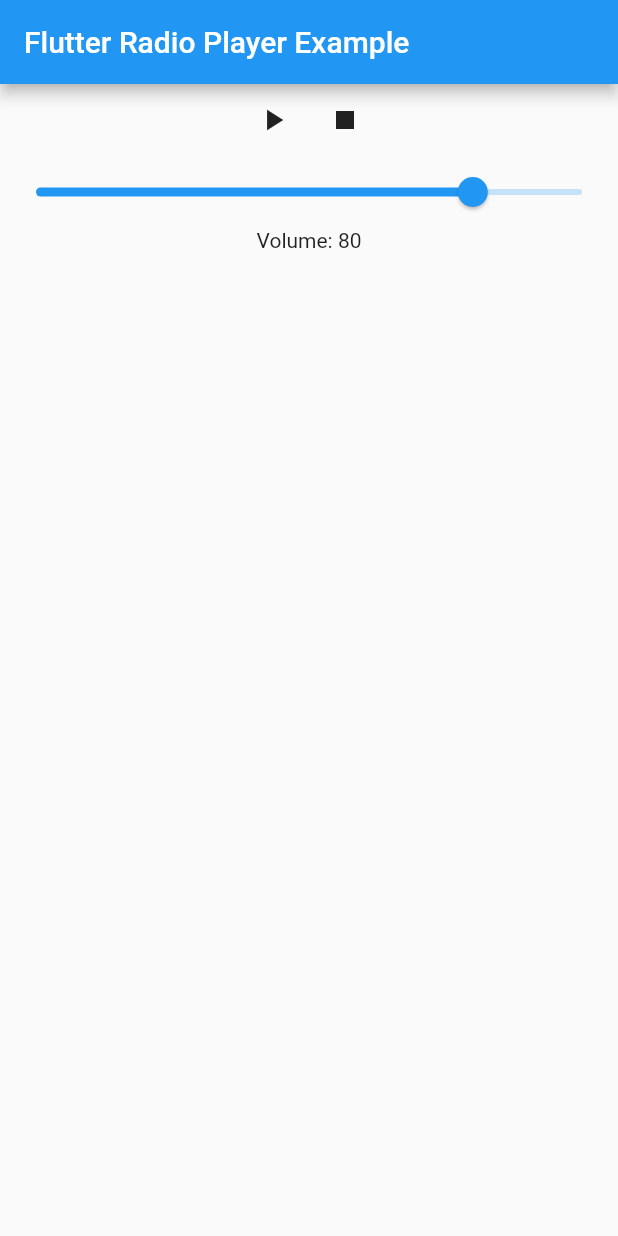
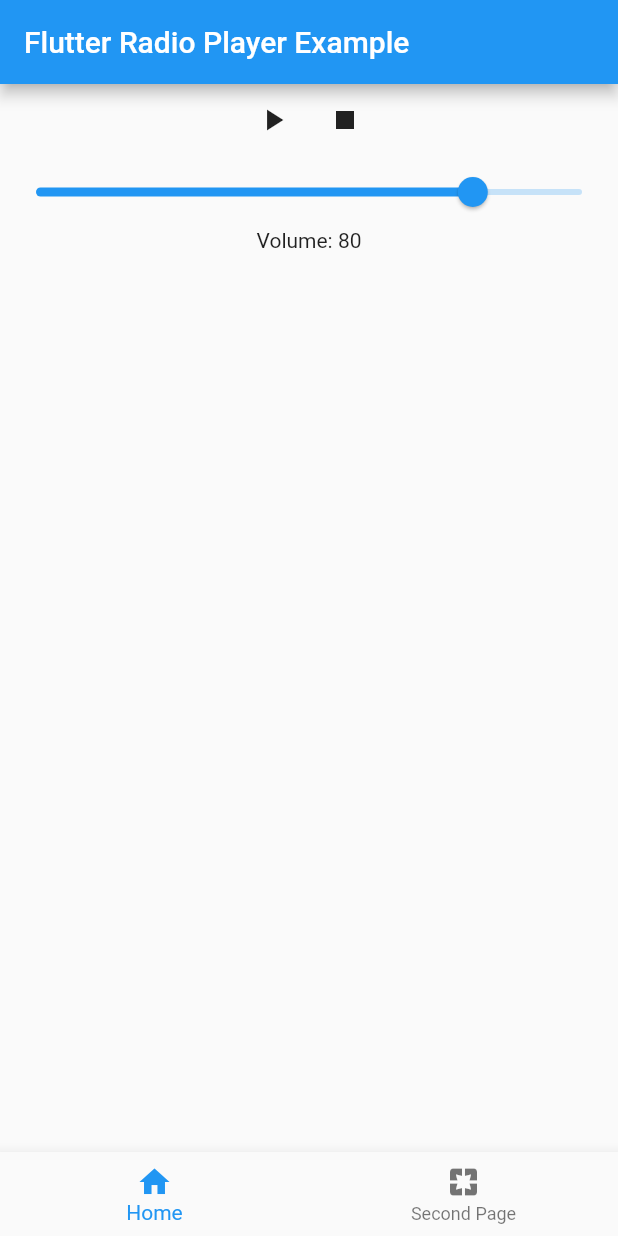
Before and after one commit to g-dev0000/Flutter-Player-Radio, a Flutter app: the screen it shows after launch, on a phone screen of 412 x 824 dp. Run offline on Flutter 3.47's test engine with Material 2 defaults, Android fonts, the phone set to English and light mode, and no system bars.

Commit message:
WIP - Multipage demo

```diff
--- a/example/lib/main.dart
+++ b/example/lib/main.dart
@@ -3,6 +3,7 @@
 
 import 'package:flutter/services.dart';
 import 'package:flutter_radio_player/flutter_radio_player.dart';
+import 'package:flutter_radio_player_example/test_page.dart';
 
 void main() => runApp(MyApp());
 
@@ -16,6 +17,12 @@
 }
 
 class _MyAppState extends State<MyApp> {
+  int _currentIndex = 0;
+  final List<Widget> _children = [
+    new MyApp(),
+    new TestPage()
+  ];
+
   FlutterRadioPlayer _flutterRadioPlayer = new FlutterRadioPlayer();
 
   @override
@@ -27,9 +34,9 @@
   Future<void> initRadioService() async {
     try {
       await _flutterRadioPlayer.init(
-          "Flutter Radio Example", "Live", "URL_HERE", "true");
+          "Flutter Radio Example", "Live", "http://perseus.shoutca.st:9899/stream?type=http&nocache=1906", "false");
     } on PlatformException {
-      print("Exception occured while trying to register the services.");
+      print("Exception occurred while trying to register the services.");
     }
   }
 
@@ -104,6 +111,19 @@
             ],
           ),
         ),
+        bottomNavigationBar: new BottomNavigationBar(
+            currentIndex: this._currentIndex,
+            onTap: (int index) {
+              setState(() {
+                _currentIndex = index;
+              });
+            },
+            items: [
+              BottomNavigationBarItem(
+                  icon: new Icon(Icons.home), title: new Text('Home')),
+              BottomNavigationBarItem(
+                  icon: new Icon(Icons.pages), title: new Text('Second Page'))
+            ]),
       ),
     );
   }
--- /dev/null
+++ b/example/lib/test_page.dart
@@ -0,0 +1,25 @@
+import 'package:flutter/cupertino.dart';
+import 'package:flutter/material.dart';
+
+class TestPage extends StatefulWidget {
+
+  @override
+  _TestPage createState() => _TestPage();
+}
+
+class _TestPage extends State<TestPage> {
+  @override
+  Widget build(BuildContext context) {
+    return MaterialApp(
+      home: Scaffold(
+        appBar: AppBar(
+            title: const Text('Flutter Radio Player - Page Two')
+        ),
+        body: Center(
+          child: Text('dssas'),
+        ),
+      )
+    );
+  }
+
+}
```
Also changed, not shown: example/pubspec.lock.
